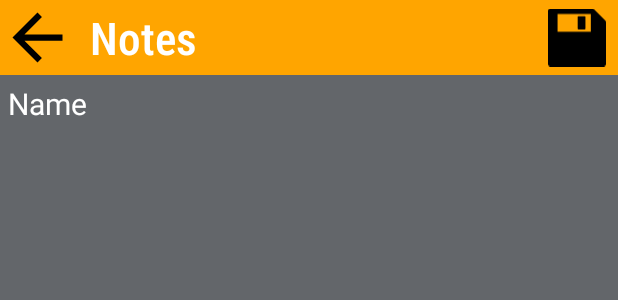
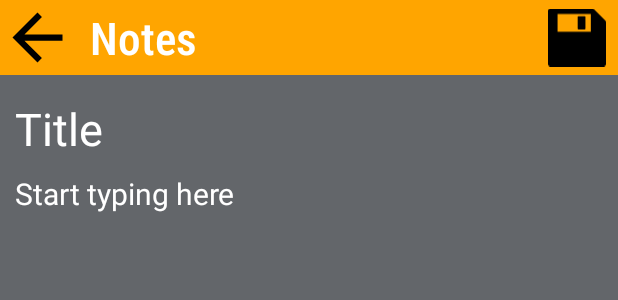
Before and after one commit to agr-shubham/NotesApp, an Android app: the layout home.xml on its own in the app's theme, with its tools: preview values and no code run, on a phone screen of 412 x 824 dp. Shown: the top 300 px of the screen. Run offline under Robolectric (Android 15) with nearby library versions, the phone set to English and light mode, and no system bars.

Commit message:
Workable notes app created

```diff
--- a/app/src/main/AndroidManifest.xml
+++ b/app/src/main/AndroidManifest.xml
@@ -15,10 +15,10 @@
         android:theme="@style/Theme.Notes"
         tools:targetApi="31">
         <activity
-            android:name=".UI.activities.ListNotesActivity"
+            android:name=".UI.activities.HomeActivity"
             android:exported="false" />
         <activity
-            android:name=".UI.activities.HomeActivity"
+            android:name=".UI.activities.ListNotesActivity"
             android:exported="true">
             <intent-filter>
                 <action android:name="android.intent.action.MAIN" />
--- a/app/src/main/java/com/shubham/notes/UI/activities/dao/NotesRoomDatabase.kt
+++ b/app/src/main/java/com/shubham/notes/UI/activities/dao/NotesRoomDatabase.kt
@@ -27,7 +27,7 @@ abstract class NotesRoomDatabase : RoomDatabase(){
                     context.applicationContext,
                     NotesRoomDatabase::class.java,
                     "notes_database"
-                )
+                ).allowMainThreadQueries()
                     .build()
                 INSTANCE = instance
                 instance
--- /dev/null
+++ b/app/src/main/res/drawable/ic_baseline_add_24.xml
@@ -0,0 +1,5 @@
+<vector android:height="24dp" android:tint="#000000"
+    android:viewportHeight="24" android:viewportWidth="24"
+    android:width="24dp" xmlns:android="http://schemas.android.com/apk/res/android">
+    <path android:fillColor="@android:color/white" android:pathData="M19,13h-6v6h-2v-6H5v-2h6V5h2v6h6v2z"/>
+</vector>
--- a/app/src/main/res/layout/home.xml
+++ b/app/src/main/res/layout/home.xml
@@ -52,20 +52,39 @@
         app:layout_constraintTop_toTopOf="@+id/title" />
 
     <EditText
+        android:id="@+id/note_title"
+        android:layout_width="match_parent"
+        android:layout_height="60dp"
+        android:background="@color/dark_gray"
+        android:gravity="top"
+        android:inputType="textCapSentences"
+        android:paddingLeft="10dp"
+        android:paddingTop="15dp"
+        android:hint="Title"
+        android:textColorHint="@color/white"
+        android:textColor="@color/white"
+        android:textSize="30dp"
+        app:layout_constraintBottom_toTopOf="@+id/note_content"
+        app:layout_constraintEnd_toEndOf="parent"
+        app:layout_constraintStart_toStartOf="parent"
+        app:layout_constraintTop_toBottomOf="@+id/title" />
+
+    <EditText
         android:id="@+id/note_content"
         android:layout_width="match_parent"
         android:layout_height="0dp"
         android:background="@color/dark_gray"
         android:gravity="top"
-        android:inputType="textMultiLine"
-        android:paddingLeft="5dp"
+        android:inputType="textCapSentences|textMultiLine"
+        android:paddingLeft="10dp"
         android:paddingTop="5dp"
-        android:text="Name"
+        android:hint="Start typing here"
+        android:textColorHint="@color/white"
         android:textColor="@color/white"
         android:textSize="20dp"
         app:layout_constraintBottom_toBottomOf="parent"
         app:layout_constraintEnd_toEndOf="parent"
         app:layout_constraintStart_toStartOf="parent"
-        app:layout_constraintTop_toBottomOf="@+id/title" />
+        app:layout_constraintTop_toBottomOf="@+id/note_title" />
 
 </androidx.constraintlayout.widget.ConstraintLayout>
```
Also changed, not shown: app/src/main/java/com/shubham/notes/UI/activities/HomeActivity.kt (+21 -12 lines), app/src/main/java/com/shubham/notes/UI/activities/ListNotesActivity.kt (+9 -0 lines), app/src/main/java/com/shubham/notes/UI/activities/adapters/ListNotesAdapter.kt (+51 -16 lines), app/src/main/java/com/shubham/notes/UI/activities/dao/NotesDao.kt (+7 -4 lines), app/src/main/java/com/shubham/notes/UI/activities/dao/NotesRepository.kt (+11 -0 lines), app/src/main/java/com/shubham/notes/UI/activities/dao/NotesViewModel.kt (+8 -0 lines), app/src/main/res/layout/activity_list_notes.xml (+13 -0 lines).
